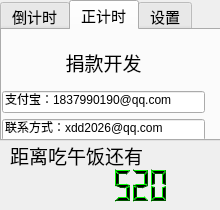
Qt form TimerXdd2/TimerSimple/Timer2.ui (xdd1997/PythonXdd) before a commit.
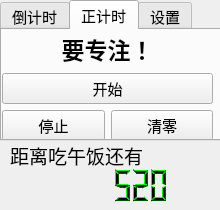
The same form after that commit. The open tabs and pages were chosen to show the change.

```diff
--- a/TimerXdd2/TimerSimple/Timer2.ui
+++ b/TimerXdd2/TimerSimple/Timer2.ui
@@ -161,9 +161,9 @@
      <property name="geometry">
       <rect>
        <x>0</x>
-       <y>10</y>
-       <width>203</width>
-       <height>101</height>
+       <y>0</y>
+       <width>211</width>
+       <height>111</height>
       </rect>
      </property>
      <layout class="QVBoxLayout" name="verticalLayout">
@@ -171,11 +171,13 @@
        <widget class="QLabel" name="label">
         <property name="font">
          <font>
-          <pointsize>14</pointsize>
+          <pointsize>17</pointsize>
+          <weight>75</weight>
+          <bold>true</bold>
          </font>
         </property>
         <property name="text">
-         <string>捐款开发</string>
+         <string>要专注！</string>
         </property>
         <property name="alignment">
          <set>Qt::AlignCenter</set>
@@ -183,28 +185,29 @@
        </widget>
       </item>
       <item>
-       <widget class="QLineEdit" name="lineEdit_zhifubao">
-        <property name="font">
-         <font>
-          <pointsize>9</pointsize>
-         </font>
-        </property>
+       <widget class="QPushButton" name="pushButton_Zstart">
         <property name="text">
-         <string>支付宝：1837990190@qq.com</string>
+         <string>开始</string>
         </property>
        </widget>
       </item>
       <item>
-       <widget class="QLineEdit" name="lineEdit_lianxi">
-        <property name="font">
-         <font>
-          <pointsize>9</pointsize>
-         </font>
-        </property>
-        <property name="text">
-         <string>联系方式：xdd2026@qq.com</string>
-        </property>
-       </widget>
+       <layout class="QHBoxLayout" name="horizontalLayout">
+        <item>
+         <widget class="QPushButton" name="pushButton_Zstop">
+          <property name="text">
+           <string>停止</string>
+          </property>
+         </widget>
+        </item>
+        <item>
+         <widget class="QPushButton" name="pushButton_Zclear">
+          <property name="text">
+           <string>清零</string>
+          </property>
+         </widget>
+        </item>
+       </layout>
       </item>
      </layout>
     </widget>
```
Left out of the diff: 4 changed lines with no effect on the pictures.
